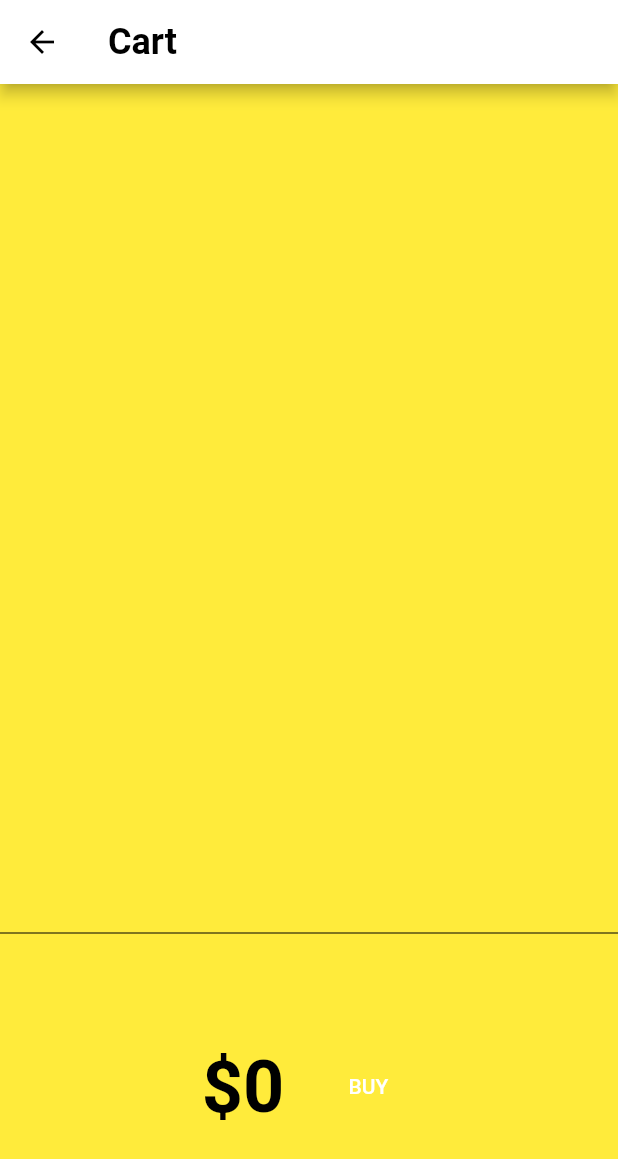
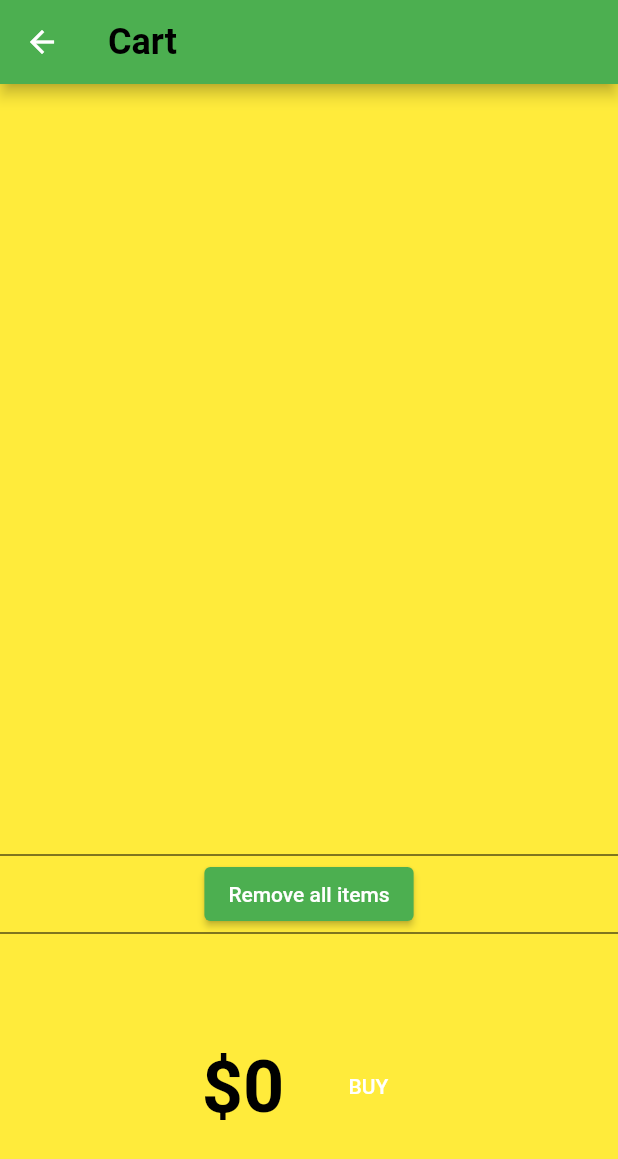
Before and after one commit to fortinjoffrey/flutter_basics_samples, a Flutter app: the screen it shows after launch, after a tap on "ENTER", after a tap on the "shopping cart" icon, on a phone screen of 412 x 824 dp. Shown: the top 1159 px of the screen. Run offline on Flutter 3.47's test engine with Material 2 defaults, Android fonts, the phone set to English and light mode, and no system bars; Roboto replaces fonts that are missing (Corben).

Commit message:
Add the remove and clear all cart items

```diff
--- a/lib/main.dart
+++ b/lib/main.dart
@@ -22,7 +22,7 @@ class MyApp extends StatelessWidget {
       child: MaterialApp(
         title: 'Provider Demo',
         theme: ThemeData(
-          primarySwatch: Colors.yellow,
+          primarySwatch: Colors.green,
           textTheme: TextTheme(
             headline1: TextStyle(
               fontFamily: 'Corben',
--- a/lib/models/cart_model.dart
+++ b/lib/models/cart_model.dart
@@ -5,11 +5,13 @@ import 'package:flutter/foundation.dart';
 import 'item.dart';
 
 class CartModel extends ChangeNotifier {
+
   /// Internal, private state of the cart.
-  final List<Item> _items = [];
+   List<Item> _items = [];
 
   /// An unmodifiable view of the items in the cart.
   UnmodifiableListView<Item> get items => UnmodifiableListView(_items);
+  int get itemsCount => _items.length;
 
   /// The current total price of all items (assuming all items cost $42).
   int get totalPrice => _items.length * 42;
@@ -21,4 +23,16 @@ class CartModel extends ChangeNotifier {
     // This call tells the widgets that are listening to this model to rebuild.
     notifyListeners();
   }
+
+  void remove(Item item) {
+   _items.remove(item);
+    notifyListeners();
+  }
+
+  void clearItems() {
+    _items.clear();
+    notifyListeners();
+  }
+
+
 }
--- a/lib/views/catalog_view.dart
+++ b/lib/views/catalog_view.dart
@@ -30,9 +30,30 @@ class CatalogView extends StatelessWidget {
       appBar: AppBar(
         title: Text('Catalog'),
         actions: [
-          IconButton(
-            icon: Icon(Icons.shopping_cart),
-            onPressed: () => Navigator.pushNamed(context, '/cart'),
+          Stack(
+            alignment: Alignment.center,
+            children: [
+              IconButton(
+                icon: Icon(Icons.shopping_cart),
+                onPressed: () => Navigator.pushNamed(context, '/cart'),
+              ),
+              Align(
+                alignment: Alignment.bottomRight,
+                child: Container(
+                  width: 25,
+                  decoration: BoxDecoration(color: Colors.black, borderRadius: BorderRadius.circular(15)),
+                  child: Selector<CartModel, int>(
+                    selector: (_, cartModel) => cartModel.itemsCount,
+                    builder: (_, itemsCount, child) {
+                      return Text(
+                        itemsCount.toString(),
+                        textAlign: TextAlign.center,
+                      );
+                    },
+                  ),
+                ),
+              ),
+            ],
           ),
         ],
       ),
```
Also changed, not shown: lib/views/cart_view.dart (+49 -8 lines), pubspec.lock, 3 other files.
